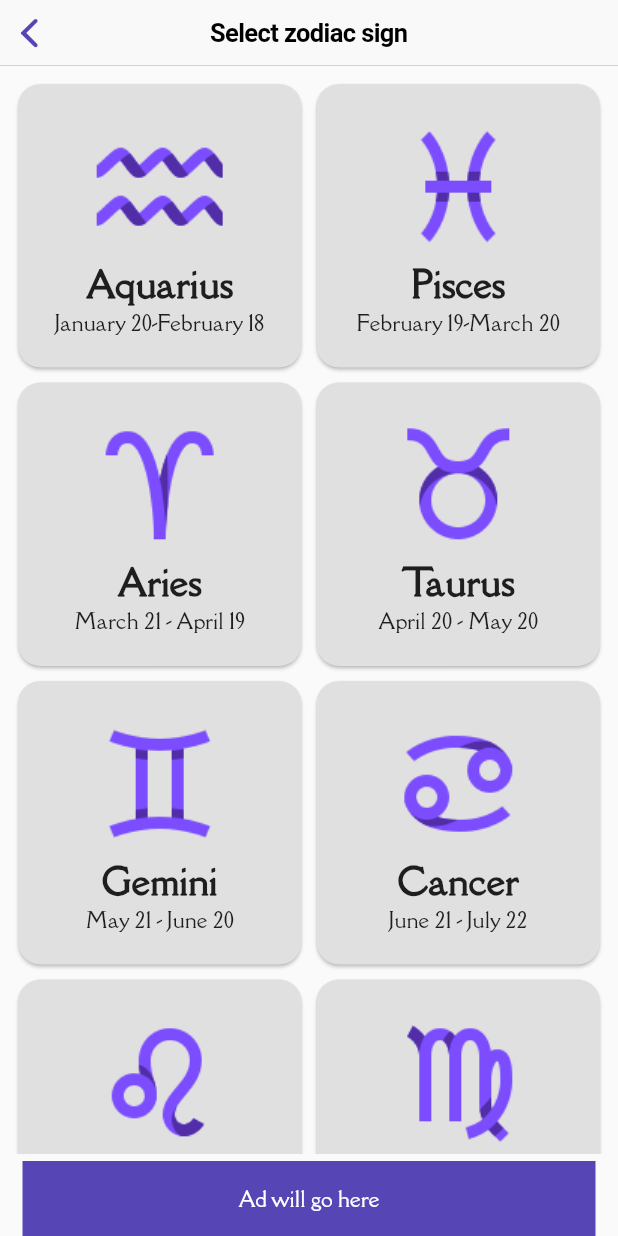
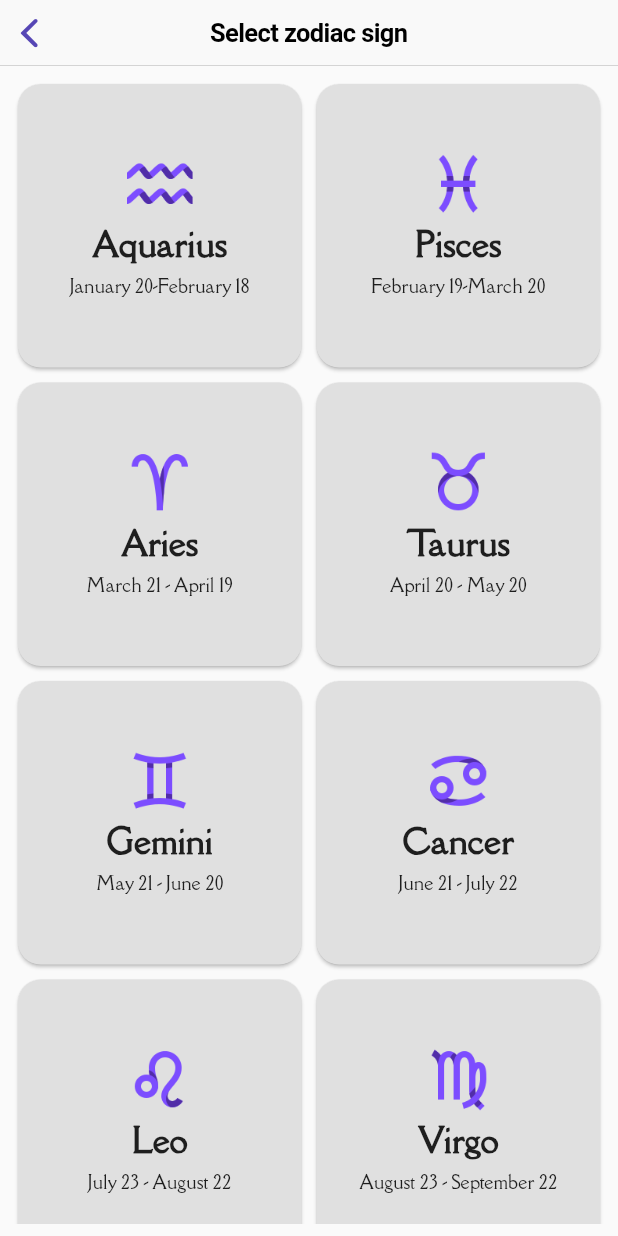
Before and after one commit to Rashid-Khabeer/horoscope_app, a Flutter app: the MenuPage screen opened by its route, on a phone screen of 412 x 824 dp. Run offline on Flutter 3.47's test engine with Material 2 defaults, Android fonts, the phone set to English and light mode, and no system bars; our stand-ins replace flutter_holo_date_picker, shared_preferences; accounts and stored records are empty; network calls fail.

Commit message:
changed font2

```diff
--- a/lib/src/ui/pages/menu_page.dart
+++ b/lib/src/ui/pages/menu_page.dart
@@ -1,7 +1,6 @@
 import 'package:flutter/cupertino.dart';
 import 'package:flutter/material.dart';
 import 'package:horoscope_app/src/data/models/horoscope-detail_model.dart';
-import 'package:horoscope_app/src/utility/constants.dart';
 
 class MenuPage extends StatefulWidget {
   @override
@@ -15,10 +14,8 @@ class _MenuPageState extends State<MenuPage> {
       appBar: CupertinoNavigationBar(
         middle: Text('Select zodiac sign'),
       ),
-      body: Stack(
-        children: [
-          Padding(
-            padding: const EdgeInsets.fromLTRB(8, 8, 8, 55),
+      body: Padding(
+        padding: const EdgeInsets.all(8),
         child: GridView.builder(
           physics: BouncingScrollPhysics(),
           itemCount: Zodiac.zodiacList.length,
@@ -31,24 +28,6 @@ class _MenuPageState extends State<MenuPage> {
             zodiac: Zodiac.zodiacList[index],
           ),
         ),
-          ),
-          Align(
-            alignment: Alignment.bottomCenter,
-            child: Container(
-              width: MediaQuery.of(context).size.width - 30,
-              height: 50,
-              color: kPrimaryColor,
-              child: Center(
-                child: Text(
-                  'Ad will go here',
-                  style: TextStyle(
-                    color: Colors.white,
-                  ),
-                ),
-              ),
-            ),
-          ),
-        ],
       ),
     );
   }
@@ -70,18 +49,30 @@ class _TileWidget extends StatelessWidget {
         child: Column(
           mainAxisAlignment: MainAxisAlignment.center,
           children: [
-            Image.asset(zodiac.imageName),
+            Image.asset(
+              zodiac.imageName,
+              width: 50,
+            ),
             Text(
               zodiac.name,
               style: TextStyle(
                 fontWeight: FontWeight.bold,
-                fontSize: 24,
+                fontSize: 22,
               ),
             ),
-            Text(
+            Flexible(
+              child: Padding(
+                padding: const EdgeInsets.symmetric(
+                  horizontal: 5.0,
+                  vertical: 5.0,
+                ),
+                child: Text(
                   zodiac.dateRange,
+                  textAlign: TextAlign.center,
                   style: TextStyle(
-                fontSize: 14,
+                    fontSize: 12,
+                  ),
+                ),
               ),
             ),
           ],
```
Also changed, not shown: lib/src/ui/pages/detail_page.dart (+155 -34 lines), lib/src/ui/pages/welcome_page.dart (+6 -2 lines). Lines whose indentation alone changed are shown as unchanged.
